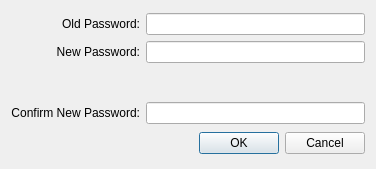
Qt form ChangePasswordDialog.ui (andrewrk/Secure-WordVault) before a commit.
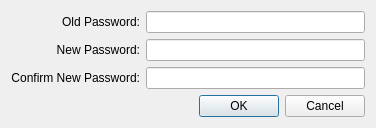
The same form after that commit. Custom widgets are drawn as their Qt base class.

What changed in the file:
```diff
--- a/ChangePasswordDialog.ui
+++ b/ChangePasswordDialog.ui
@@ -7,7 +7,7 @@
     <x>0</x>
     <y>0</y>
     <width>376</width>
-    <height>169</height>
+    <height>121</height>
    </rect>
   </property>
   <property name="windowTitle">
@@ -26,7 +26,7 @@
        </property>
       </widget>
      </item>
-     <item row="3" column="0">
+     <item row="2" column="0">
       <widget class="QLabel" name="label_2">
        <property name="text">
         <string>Confirm New Password:</string>
@@ -43,7 +43,7 @@
        </property>
       </widget>
      </item>
-     <item row="3" column="1">
+     <item row="2" column="1">
       <widget class="QLineEdit" name="txtConfirmNewPassword">
        <property name="echoMode">
         <enum>QLineEdit::Password</enum>
@@ -67,32 +67,6 @@
        </property>
       </widget>
      </item>
-     <item row="2" column="1">
-      <widget class="PasswordStrengthWidget" name="strengthMeter" native="true">
-       <property name="sizePolicy">
-        <sizepolicy hsizetype="Expanding" vsizetype="Fixed">
-         <horstretch>0</horstretch>
-         <verstretch>0</verstretch>
-        </sizepolicy>
-       </property>
-       <property name="minimumSize">
-        <size>
-         <width>0</width>
-         <height>27</height>
-        </size>
-       </property>
-      </widget>
-     </item>
-     <item row="2" column="0">
-      <widget class="QLabel" name="label_4">
-       <property name="text">
-        <string/>
-       </property>
-       <property name="alignment">
-        <set>Qt::AlignRight|Qt::AlignTrailing|Qt::AlignVCenter</set>
-       </property>
-      </widget>
-     </item>
     </layout>
    </item>
    <item>
@@ -107,14 +81,6 @@
    </item>
   </layout>
  </widget>
- <customwidgets>
-  <customwidget>
-   <class>PasswordStrengthWidget</class>
-   <extends>QWidget</extends>
-   <header>PasswordStrengthWidget.h</header>
-   <container>1</container>
-  </customwidget>
- </customwidgets>
  <tabstops>
   <tabstop>txtOldPassword</tabstop>
   <tabstop>txtNewPassword</tabstop>
```
